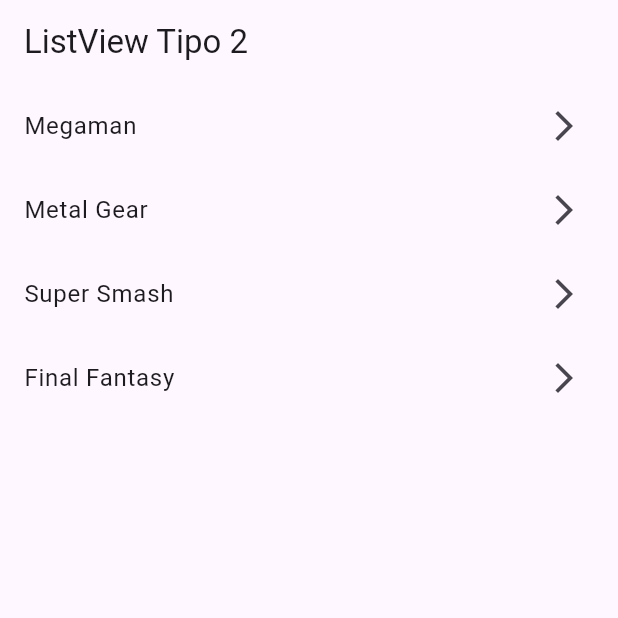
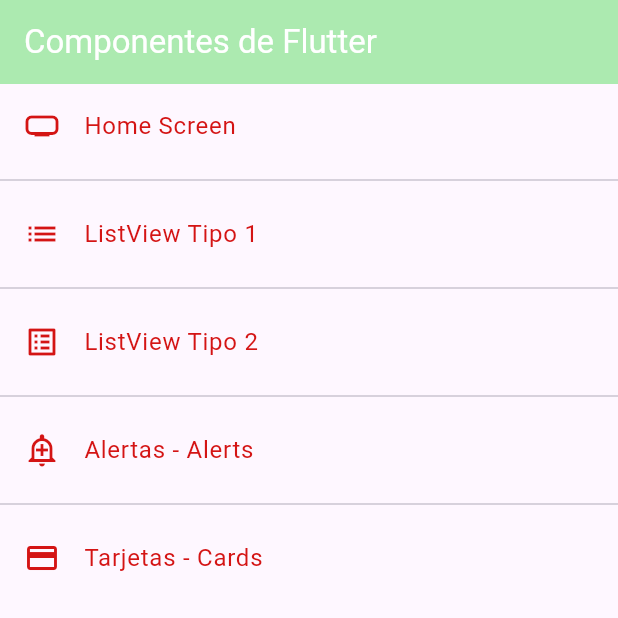
Before and after one commit to NormandoRamirezDelgado/6C-Febrero-2026, a Flutter app: the screen it shows after launch, on a phone screen of 412 x 824 dp, the top half of it. Run offline on Flutter 3.47's test engine with Material 3 defaults, Android fonts, the phone set to English and light mode, and no system bars.

Commit message:
Rutas y Tarjetas

```diff
--- a/Flutter/componentes/lib/main.dart
+++ b/Flutter/componentes/lib/main.dart
@@ -1,5 +1,7 @@
-import 'package:componentes/screens/listview2_screens.dart';
+import 'package:componentes/router/app_routes.dart';
+import 'package:componentes/theme/app_theme.dart';
 import 'package:flutter/material.dart';
+
 
 void main() => runApp(const MyApp());
 
@@ -11,7 +13,12 @@
     return MaterialApp(
       debugShowCheckedModeBanner: false,
       title: 'Material App',
-      home: ListView2Screen(),
+
+      initialRoute: AppRoutes.initialRoute,
+      routes: AppRoutes.getAppRoutes(),
+      onGenerateRoute: AppRoutes.onGenerateRoute,
+
+      theme: AppTheme.lightTheme,
     );
   }
 }
--- /dev/null
+++ b/Flutter/componentes/lib/models/menu_option.dart
@@ -0,0 +1,17 @@
+import 'package:flutter/material.dart' show IconData, Widget;
+
+class MenuOption {
+
+  final String route;
+  final IconData icon;
+  final String name;
+  final Widget screen;
+
+  MenuOption({
+    required this.route,
+    required this.icon,
+    required this.name,
+    required this.screen
+  });
+
+}
--- /dev/null
+++ b/Flutter/componentes/lib/models/models.dart
@@ -0,0 +1 @@
+export 'package:componentes/models/menu_option.dart';
--- /dev/null
+++ b/Flutter/componentes/lib/router/app_routes.dart
@@ -0,0 +1,41 @@
+import 'package:componentes/models/models.dart';
+import 'package:componentes/screens/screens.dart';
+import 'package:flutter/material.dart';
+
+class AppRoutes {
+
+  static const initialRoute = 'home';
+
+  static final menuOption = <MenuOption> [
+    MenuOption(
+      route: 'home',
+      icon: Icons.home_max_outlined,
+      name: 'Home Screen',
+      screen: HomeScreen()
+    ),
+
+    MenuOption(route: 'listview1', icon: Icons.list, name: 'ListView Tipo 1', screen: ListView1Screen()),
+    MenuOption(route: 'listview2', icon: Icons.list_alt_outlined, name: 'ListView Tipo 2', screen: ListView2Screen()),
+    MenuOption(route: 'alert', icon: Icons.add_alert_outlined, name: 'Alertas - Alerts', screen: AlertScreen()),
+    MenuOption(route: 'card', icon: Icons.credit_card, name: 'Tarjetas - Cards', screen: CardScreen()),
+
+  ];
+
+  static Map<String, Widget Function(BuildContext)> getAppRoutes() {
+
+    Map<String, Widget Function(BuildContext)> appRoutes = {};
+
+    for (final option in menuOption) {
+      appRoutes.addAll({option.route : (BuildContext context) => option.screen});
+    }
+
+    return appRoutes;
+  }
+
+  static Route<dynamic>onGenerateRoute(RouteSettings settings) {
+    return MaterialPageRoute(
+      builder: (context) => AlertScreen()
+    );
+  }
+
+}
--- /dev/null
+++ b/Flutter/componentes/lib/screens/home_screen.dart
@@ -0,0 +1,38 @@
+import 'package:componentes/router/app_routes.dart';
+import 'package:componentes/theme/app_theme.dart';
+import 'package:flutter/material.dart';
+
+class HomeScreen extends StatelessWidget {
+
+  const HomeScreen({super.key});
+
+  @override
+  Widget build(BuildContext context) {
+
+    final menuOption = AppRoutes.menuOption;
+
+    return Scaffold(
+      appBar: AppBar(
+        title: Text('Componentes de Flutter'),
+        //backgroundColor: const Color.fromARGB(255, 218, 153, 229),
+        foregroundColor: Colors.white,
+      ),
+      body: ListView.separated(
+        itemBuilder: (context, index) => ListTile(
+          leading: Icon(
+            menuOption[index].icon,
+            color: AppTheme.primary,
+          ),
+          title: Text(menuOption[index].name, style: TextStyle(color: AppTheme.primary),),
+          onTap: () {
+
+            Navigator.pushNamed(context, menuOption[index].route);
+
+          },
+        ),
+        separatorBuilder: (context, index) => Divider() ,
+        itemCount: menuOption.length,
+      )
+    );
+  }
+}
--- a/Flutter/componentes/lib/screens/listview2_screens.dart
+++ b/Flutter/componentes/lib/screens/listview2_screens.dart
@@ -16,21 +16,22 @@
     return Scaffold(
       appBar: AppBar(
         title: Text('ListView Tipo 2'),
+        //backgroundColor: Colors.indigo,
+        foregroundColor: Colors.white,
       ),
-      body: ListView(
-        children: [
+      body: ListView.separated(
+        itemCount: options.length,
+        itemBuilder: (_, index) => ListTile(
+          title: Text( options[index] ),
+          trailing: Icon(Icons.arrow_forward_ios_outlined, color: const Color.fromARGB(255, 215, 15, 25)),
+          onTap: () {
 
-          ...options.map(
-            (game) => ListTile(
-              //leading: Icon(Icons.access_time_outlined),
-              trailing: Icon(Icons.arrow_forward_ios_outlined),
-              title: Text( game ),
-            ),
-          ),
+            // final game = options[index];
+            // print(game);
 
-          //Divider(),
-
-        ],
+          },
+        ),
+        separatorBuilder: (_, _) => Divider(),
       ),
     );
   }
--- /dev/null
+++ b/Flutter/componentes/lib/screens/screens.dart
@@ -0,0 +1,5 @@
+export 'package:componentes/screens/home_screen.dart';
+export 'package:componentes/screens/alert_screen.dart';
+export 'package:componentes/screens/card_screen.dart';
+export 'package:componentes/screens/listview1_screens.dart';
+export 'package:componentes/screens/listview2_screens.dart';
--- /dev/null
+++ b/Flutter/componentes/lib/theme/app_theme.dart
@@ -0,0 +1,27 @@
+import 'package:flutter/material.dart';
+
+class AppTheme {
+
+  static const Color primary = Color.fromARGB(255, 212, 20, 20);
+
+  static final lightTheme = ThemeData.light().copyWith(
+    //Coloir Primario
+    primaryColor: Colors.amberAccent,
+
+    //AppBar Theme
+    appBarTheme: AppBarTheme(
+      backgroundColor: const Color.fromARGB(255, 172, 234, 176),
+    )
+  );
+
+  static final darkTheme = ThemeData.dark().copyWith(
+    //Coloir Primario
+    primaryColor: Colors.amberAccent,
+
+    //AppBar Theme
+    appBarTheme: AppBarTheme(
+      backgroundColor: const Color.fromARGB(255, 172, 234, 176),
+    )
+  );
+
+}
```
Also changed, not shown: Flutter/componentes/lib/screens/alert_screen.dart (added, +15 -0 lines), Flutter/componentes/lib/screens/card_screen.dart (added, +32 -0 lines).
